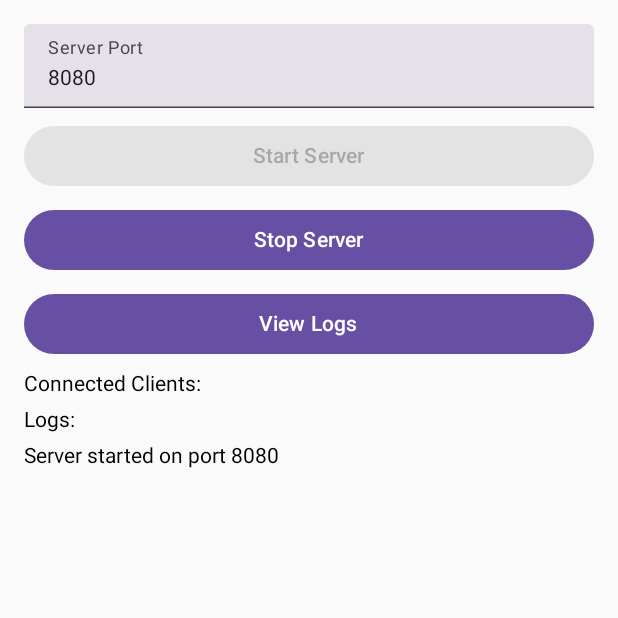
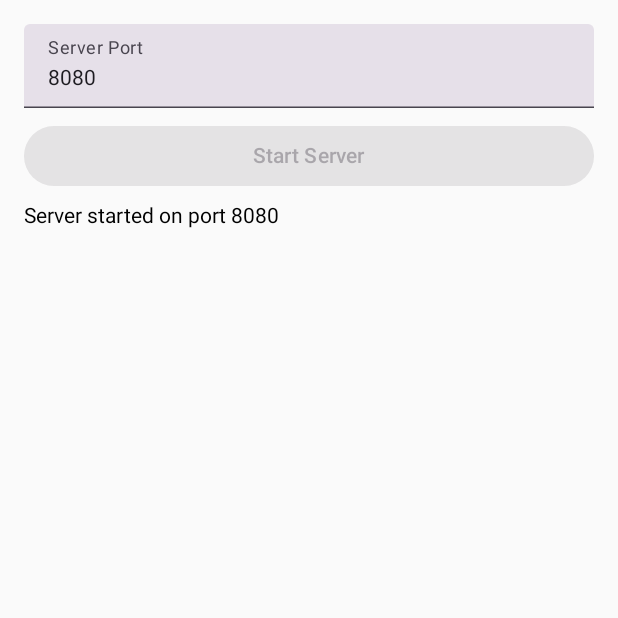
Before and after one commit to AntonFisko/server-App, an Android app built with Jetpack Compose: the screen it shows after launch (MainActivity), after a tap on "Start Server", on a phone screen of 412 x 824 dp, the top half of it. Run offline under Robolectric (Android 15) with nearby library versions, the phone set to English and light mode, and no system bars; our stand-ins replace Room's generated code; libraries missing offline, so code that uses them is left out: io.ktor.server; 1 statement that could not run was skipped.

Commit message:
connect ok

```diff
--- a/app/src/main/java/com/example/serverapp/MainActivity.kt
+++ b/app/src/main/java/com/example/serverapp/MainActivity.kt
@@ -4,8 +4,8 @@ import android.os.Bundle
 import androidx.activity.ComponentActivity
 import androidx.activity.compose.setContent
 import androidx.activity.viewModels
+import com.example.serverapp.ktor.ServerViewModel
 import com.example.serverapp.ui.ServerApp
-import com.example.serverapp.ui.viewModel.ServerViewModel
 import com.example.serverapp.ui.viewModel.ServerViewModelFactory
 
 class MainActivity : ComponentActivity() {
--- a/app/src/main/java/com/example/serverapp/ktor/Server.kt
+++ b/app/src/main/java/com/example/serverapp/ktor/Server.kt
@@ -60,7 +60,14 @@ class Server(
             session.incoming.consumeEach { frame ->
                 if (frame is Frame.Text) {
                     val receivedText = frame.readText()
-                    val command = Json.decodeFromString<GestureCommand>(receivedText)
+                    println("Received message: $receivedText") // Логирование полученного сообщения
+
+                    val command = try {
+                        Json.decodeFromString<GestureCommand>(receivedText)
+                    } catch (e: Exception) {
+                        println("Failed to decode message: ${e.localizedMessage}")
+                        return@consumeEach
+                    }
 
                     // Обработка полученной команды жестов
                     val result = processGestureCommand(command, session)
--- a/app/src/main/java/com/example/serverapp/ui/ServerScreen.kt
+++ b/app/src/main/java/com/example/serverapp/ui/ServerScreen.kt
@@ -1,5 +1,4 @@
 package com.example.serverapp.ui
-
 
 import androidx.compose.foundation.layout.Arrangement
 import androidx.compose.foundation.layout.Column
@@ -17,7 +16,7 @@ import androidx.compose.runtime.remember
 import androidx.compose.runtime.setValue
 import androidx.compose.ui.Modifier
 import androidx.compose.ui.unit.dp
-import com.example.serverapp.ui.viewModel.ServerViewModel
+import com.example.serverapp.ktor.ServerViewModel
 
 @Composable
 fun ServerApp(viewModel: ServerViewModel) {
@@ -47,30 +46,6 @@ fun ServerApp(viewModel: ServerViewModel) {
         ) {
             Text("Start Server")
         }
-        Button(
-            onClick = {
-                viewModel.stopServer()
-            },
-            enabled = isServerRunning,
-            modifier = Modifier.fillMaxWidth()
-        ) {
-            Text("Stop Server")
-        }
-        Button(
-            onClick = {
-                viewModel.fetchLogs()
-            },
-            modifier = Modifier.fillMaxWidth()
-        ) {
-            Text("View Logs")
-        }
-
-        Text("Connected Clients:")
-        connectedClients.forEach { client ->
-            Text(text = client)
-        }
-
-        Text("Logs:")
         logs.forEach { log ->
             Text(text = log.message)
         }
--- a/app/src/main/java/com/example/serverapp/ui/viewModel/ServerViewModel.kt
+++ b/app/src/main/java/com/example/serverapp/ui/viewModel/ServerViewModel.kt
@@ -1,9 +1,9 @@
-package com.example.serverapp.ui.viewModel
+package com.example.serverapp.ktor
+
 
 import android.content.Context
 import androidx.lifecycle.ViewModel
 import androidx.lifecycle.viewModelScope
-import com.example.serverapp.ktor.Server
 import com.example.serverapp.room.LogDao
 import com.example.serverapp.room.LogEntry
 import kotlinx.coroutines.Dispatchers
--- a/app/src/main/java/com/example/serverapp/ui/viewModel/ServerViewModelFactory.kt
+++ b/app/src/main/java/com/example/serverapp/ui/viewModel/ServerViewModelFactory.kt
@@ -4,6 +4,7 @@ import android.content.Context
 import androidx.lifecycle.ViewModel
 import androidx.lifecycle.ViewModelProvider
 import androidx.room.Room
+import com.example.serverapp.ktor.ServerViewModel
 import com.example.serverapp.room.AppDatabase
 
 class ServerViewModelFactory(private val context: Context) : ViewModelProvider.Factory {
```
